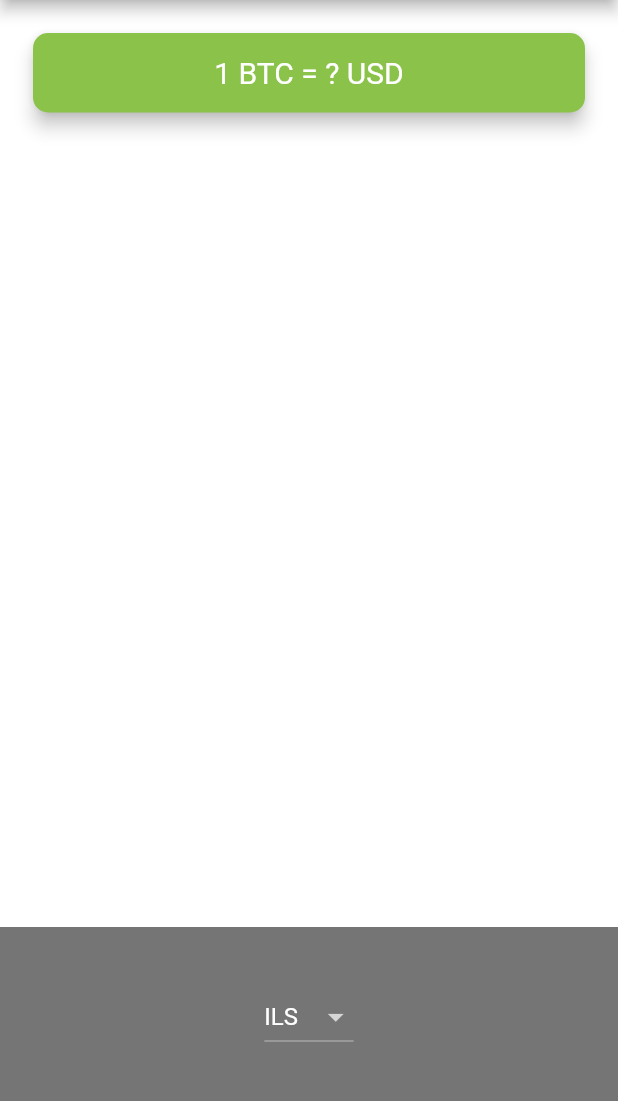
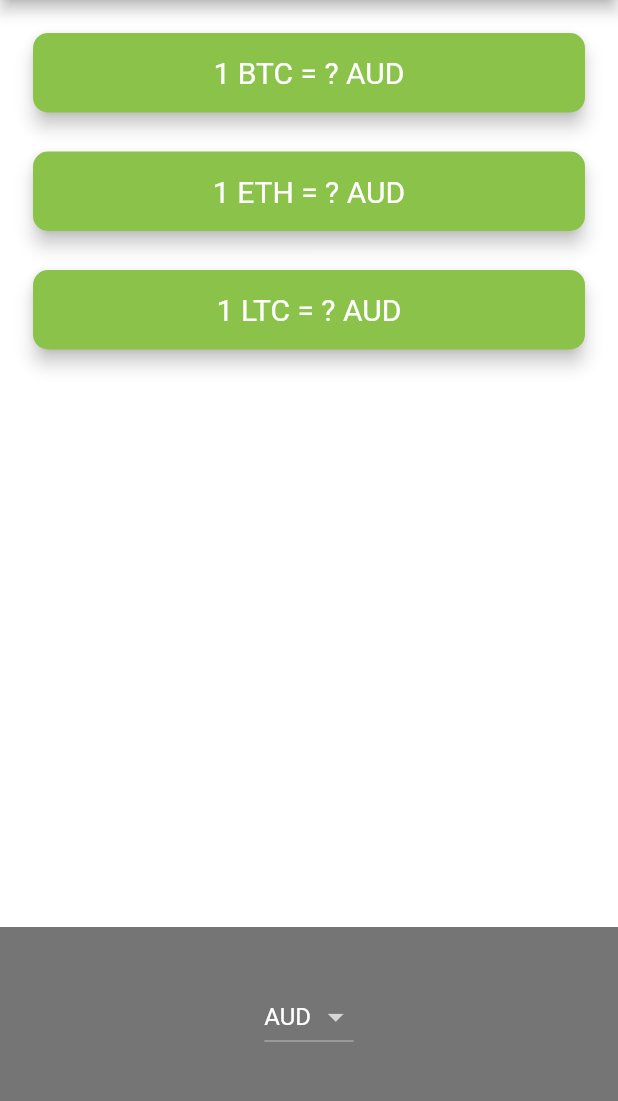
Before and after one commit to shaishalevss/bitcoin_ticker, a Flutter app: the screen it shows after launch, on a phone screen of 412 x 824 dp, the part 84-1185 px from its top. Run offline on Flutter 3.47's test engine with Material 2 defaults, Android fonts, the phone set to English and light mode, and no system bars; network calls fail.

Commit message:
added all the functionality. now I only have to add some app icons.

```diff
--- /dev/null
+++ b/lib/crypto_card.dart
@@ -0,0 +1,38 @@
+import 'package:flutter/material.dart';
+
+class CryptoCard extends StatelessWidget {
+  const CryptoCard({
+    @required this.cryptoCurrency,
+    @required this.value,
+    @required this.selectedCurrency,
+  });
+
+  final String value;
+  final String selectedCurrency;
+  final String cryptoCurrency;
+
+  @override
+  Widget build(BuildContext context) {
+    return Padding(
+      padding: EdgeInsets.fromLTRB(18.0, 18.0, 18.0, 0),
+      child: Card(
+        color: Colors.lightGreen,
+        elevation: 5.0,
+        shape: RoundedRectangleBorder(
+          borderRadius: BorderRadius.circular(10.0),
+        ),
+        child: Padding(
+          padding: EdgeInsets.symmetric(vertical: 15.0, horizontal: 28.0),
+          child: Text(
+            '1 $cryptoCurrency = $value $selectedCurrency',
+            textAlign: TextAlign.center,
+            style: TextStyle(
+              fontSize: 20.0,
+              color: Colors.white,
+            ),
+          ),
+        ),
+      ),
+    );
+  }
+}
--- a/lib/price_screen.dart
+++ b/lib/price_screen.dart
@@ -2,13 +2,38 @@ import 'package:flutter/material.dart';
 import 'coin_data.dart';
 import 'package:flutter/cupertino.dart';
 import 'dart:io' show Platform;
+import 'crypto_card.dart';
 
 class PriceScreen extends StatefulWidget {
+
   @override
   _PriceScreenState createState() => _PriceScreenState();
 }
 
 class _PriceScreenState extends State<PriceScreen> {
+
+  @override
+  void initState() {
+    super.initState();
+    getData();
+  }
+
+  Map<String,String> coinsVal ={};
+  bool isWaiting = false;
+
+  void getData() async{
+    isWaiting = true;
+    try{
+      var data = await CoinData().getCoinData(selectedCurrency);
+      isWaiting = false;
+
+      setState(() {
+        coinsVal = data;
+      });
+    } catch(e){
+      print(e);
+    }
+  }
 
   //dropdown for android
   DropdownButton<String> androidDropdownButton(){
@@ -23,6 +48,7 @@ class _PriceScreenState extends State<PriceScreen> {
       onChanged: (value) {
         setState(() {
           selectedCurrency = value;
+          getData();
         });
       },
     );
@@ -36,11 +62,32 @@ class _PriceScreenState extends State<PriceScreen> {
       currencyItems.add(newItem);
     }
     return CupertinoPicker(itemExtent: 32.0, onSelectedItemChanged: (selectedIndex){
+      selectedCurrency = currenciesList[selectedIndex];
+      getData();
     }, children: currencyItems,
     );
   }
 
-  String selectedCurrency = 'ILS';
+
+   Column makeCards() {
+   List<CryptoCard> cryptoCards = [];
+   for (String crypto in cryptoList) {
+     cryptoCards.add(
+       CryptoCard(
+         cryptoCurrency: crypto,
+         value: isWaiting ? '?' : coinsVal[crypto],
+         selectedCurrency: selectedCurrency,
+       ),
+     );
+   }
+   return Column(
+     crossAxisAlignment: CrossAxisAlignment.stretch,
+     children: cryptoCards,
+   );
+ }
+
+
+  String selectedCurrency = 'AUD';
 
   @override
   Widget build(BuildContext context) {
@@ -52,27 +99,7 @@ class _PriceScreenState extends State<PriceScreen> {
         mainAxisAlignment: MainAxisAlignment.spaceBetween,
         crossAxisAlignment: CrossAxisAlignment.stretch,
         children: <Widget>[
-          Padding(
-            padding: EdgeInsets.fromLTRB(18.0, 18.0, 18.0, 0),
-            child: Card(
-              color: Colors.lightGreen,
-              elevation: 5.0,
-              shape: RoundedRectangleBorder(
-                borderRadius: BorderRadius.circular(10.0),
-              ),
-              child: Padding(
-                padding: EdgeInsets.symmetric(vertical: 15.0, horizontal: 28.0),
-                child: Text(
-                  '1 BTC = ? USD',
-                  textAlign: TextAlign.center,
-                  style: TextStyle(
-                    fontSize: 20.0,
-                    color: Colors.white,
-                  ),
-                ),
-              ),
-            ),
-          ),
+          makeCards(),
           Container(
             height: 150.0,
             alignment: Alignment.center,
--- a/pubspec.yaml
+++ b/pubspec.yaml
@@ -10,6 +10,8 @@ dependencies:
     sdk: flutter
 
   cupertino_icons: ^0.1.2
+  http: ^0.12.2
+
 
 dev_dependencies:
   flutter_test:
```
Also changed, not shown: lib/coin_data.dart (+28 -1 lines), pubspec.lock.
